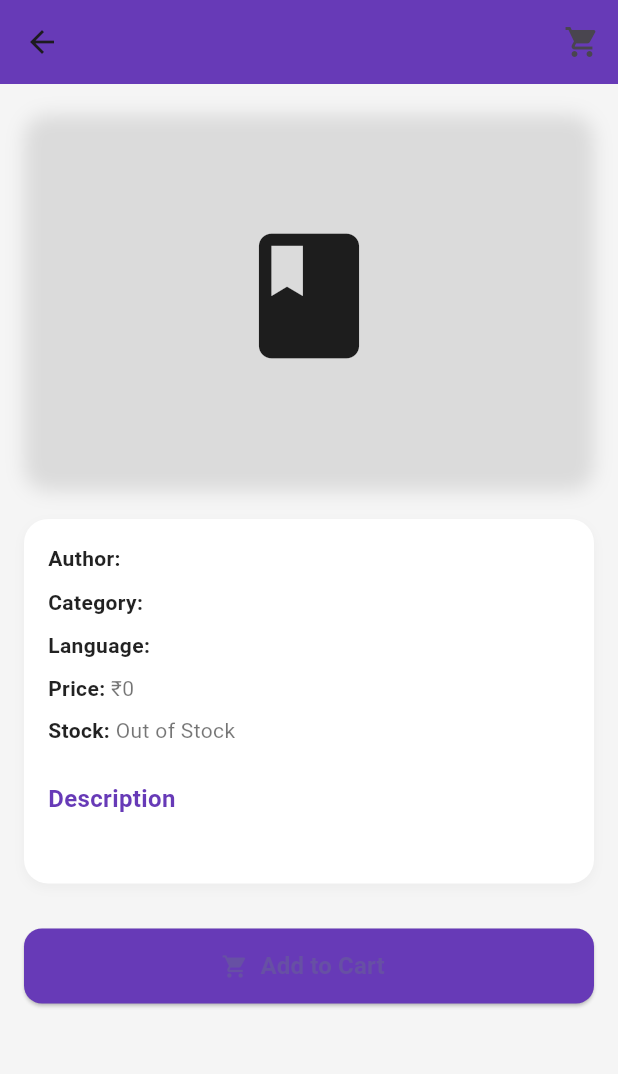
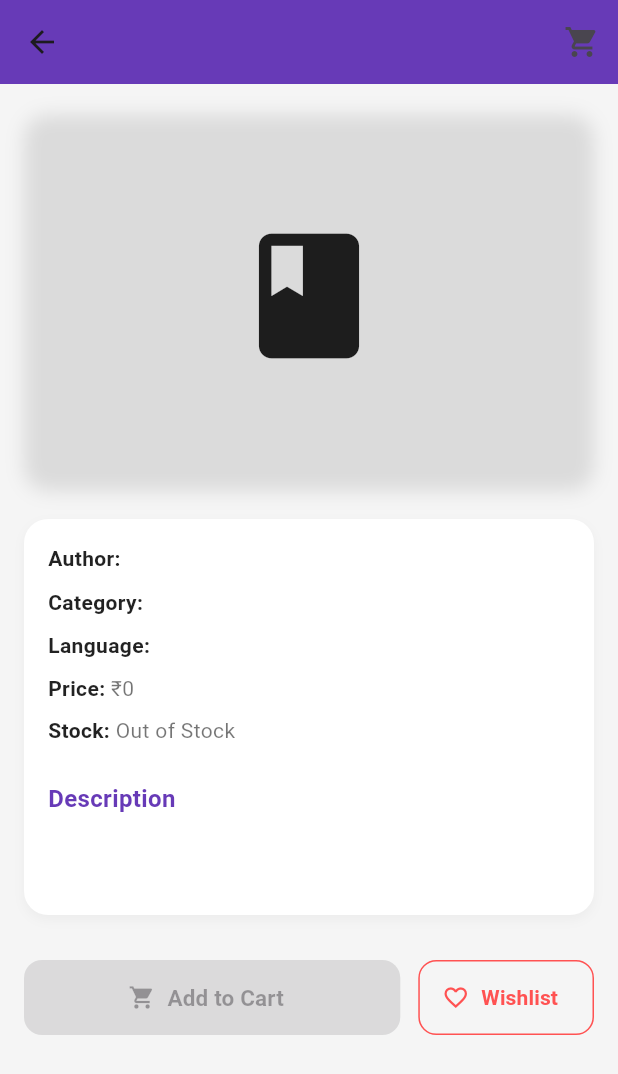
Before and after one commit to hassanlala190/bookstore, a Flutter app: the BookDetailsPage screen opened directly with empty values, on a phone screen of 412 x 824 dp. Shown: the top 1074 px of the screen. Run offline on Flutter 3.47's test engine with Material 3 defaults, Android fonts, the phone set to English and light mode, and no system bars; our stand-ins replace cloud_firestore, device_preview, firebase_auth, firebase_core, flutter_image_compress, image_picker and 1 more; missing offline and left inert: dart:html; accounts and stored records are empty; network calls fail.

Commit message:
Wishlist

```diff
--- a/lib/BookDetails.dart
+++ b/lib/BookDetails.dart
@@ -1,26 +1,73 @@
 import 'dart:convert';
 import 'dart:io';
+
 import 'package:bookstore/cart_Service.dart';
+import 'package:cloud_firestore/cloud_firestore.dart';
+import 'package:firebase_auth/firebase_auth.dart';
 import 'package:flutter/foundation.dart';
 import 'package:flutter/material.dart';
 import 'package:path_provider/path_provider.dart';
+
 import 'cart_page.dart';
 
 class BookDetailsPage extends StatefulWidget {
   final Map<String, dynamic> data;
+final String docId; // <-- Add this
 
-  const BookDetailsPage({Key? key, required this.data}) : super(key: key);
+  const BookDetailsPage({Key? key, required this.data, required this.docId}) : super(key: key);
 
   @override
   State<BookDetailsPage> createState() => _BookDetailsPageState();
 }
 
 class _BookDetailsPageState extends State<BookDetailsPage> {
+  final String? userId = FirebaseAuth.instance.currentUser?.uid;
 
   @override
   void initState() {
     super.initState();
     CartService.loadInitialCartCount();
+    print(widget.docId);
+  }
+
+  // ---------------- ADD TO WISHLIST ----------------
+ Future<void> _addToWishlist(Map<String, dynamic> data) async {
+  final String? userId = FirebaseAuth.instance.currentUser?.uid;
+
+  if (userId == null) {
+    ScaffoldMessenger.of(context).showSnackBar(
+      const SnackBar(content: Text("Please login first")),
+    );
+    return;
+  }
+
+  final ref = FirebaseFirestore.instance
+      .collection('wishlist')
+      .doc(userId)
+      .collection('items')
+      .doc(widget.docId);
+
+  try {
+    final doc = await ref.get();
+    if (!doc.exists) {
+      await ref.set({
+        "bookId": widget.docId,
+        "bookName": data['bookName'] ?? "",
+        "bookPrice": data['bookPrice'] ?? "",
+        "bookCoverImage": data['bookCoverImage'] ?? "",
+        "createdAt": FieldValue.serverTimestamp(),
+      });
+      ScaffoldMessenger.of(context).showSnackBar(
+        const SnackBar(content: Text("Added to Wishlist")),
+      );
+    } else {
+      ScaffoldMessenger.of(context).showSnackBar(
+        const SnackBar(content: Text("Already in Wishlist")),
+      );
+    }
+  } catch (e) {
+    debugPrint("Wishlist error: $e");
+  }
 }
 
   @override
@@ -44,7 +91,9 @@ class _BookDetailsPageState extends State<BookDetailsPage> {
                     onPressed: () {
                       Navigator.push(
                         context,
-                        MaterialPageRoute(builder: (_) => const CartPage()),
+                        MaterialPageRoute(
+                          builder: (_) => const CartPage(),
+                        ),
                       );
                     },
                   ),
@@ -83,11 +132,17 @@ class _BookDetailsPageState extends State<BookDetailsPage> {
         padding: const EdgeInsets.all(16),
         child: Column(
           children: [
-            // Book image
+            // Book Image
             Container(
               decoration: BoxDecoration(
                 borderRadius: BorderRadius.circular(16),
-                boxShadow: [BoxShadow(color: Colors.grey.withOpacity(0.3), blurRadius: 10, offset: const Offset(0, 5))],
+                boxShadow: [
+                  BoxShadow(
+                    color: Colors.grey.withOpacity(0.3),
+                    blurRadius: 10,
+                    offset: const Offset(0, 5),
+                  )
+                ],
               ),
               child: ClipRRect(
                 borderRadius: BorderRadius.circular(16),
@@ -98,17 +153,22 @@ class _BookDetailsPageState extends State<BookDetailsPage> {
                 ),
               ),
             ),
-
             const SizedBox(height: 24),
 
-            // Book details card
+            // Details Card
             Container(
               width: double.infinity,
               padding: const EdgeInsets.all(16),
               decoration: BoxDecoration(
                 color: Colors.white,
                 borderRadius: BorderRadius.circular(16),
-                boxShadow: [BoxShadow(color: Colors.grey.withOpacity(0.1), blurRadius: 6, offset: const Offset(0, 3))],
+                boxShadow: [
+                  BoxShadow(
+                    color: Colors.grey.withOpacity(0.1),
+                    blurRadius: 6,
+                    offset: const Offset(0, 3),
+                  )
+                ],
               ),
               child: Column(
                 crossAxisAlignment: CrossAxisAlignment.start,
@@ -117,76 +177,174 @@ class _BookDetailsPageState extends State<BookDetailsPage> {
                   _detail("Category", data['bookCategory']),
                   _detail("Language", data['bookLanguage']),
                   _detail("Price", "₹${data['bookPrice']}"),
-                  _detail("Stock", data['bookStock'] == "Yes" ? "In Stock" : "Out of Stock"),
+                  _detail(
+                    "Stock",
+                    data['bookStock'] == "Yes" ? "In Stock" : "Out of Stock",
+                  ),
                   const SizedBox(height: 16),
-                  Text(
+                  const Text(
                     "Description",
-                    style: TextStyle(fontSize: 16, fontWeight: FontWeight.bold, color: Colors.deepPurple),
+                    style: TextStyle(
+                      fontSize: 16,
+                      fontWeight: FontWeight.bold,
+                      color: Colors.deepPurple,
+                    ),
                   ),
                   const SizedBox(height: 8),
                   Text(
                     data['bookDescription'] ?? "No description available",
-                    style: const TextStyle(fontSize: 14, color: Colors.grey),
+                    style: const TextStyle(
+                      fontSize: 14,
+                      color: Colors.grey,
+                    ),
+                  ),
+                    Text(
+                     data["id"]?? "No description available",
+                    style: const TextStyle(
+                      fontSize: 14,
+                      color: Colors.grey,
+                    ),
                   ),
                 ],
               ),
             ),
-
             const SizedBox(height: 30),
 
-            // Add to Cart button
-            SizedBox(
-              width: double.infinity,
+          // ---------------- ADD TO CART + WISHLIST ----------------
+Row(
+  children: [
+    // Add to Cart Button
+    Expanded(
+      flex: 3,
+      child: SizedBox(
         height: 50,
         child: ElevatedButton.icon(
           icon: const Icon(Icons.shopping_cart),
-                label: const Text("Add to Cart", style: TextStyle(fontSize: 16, fontWeight: FontWeight.bold)),
-                onPressed: () async {
+          label: const Text(
+            "Add to Cart",
+            style: TextStyle(
+              fontSize: 15,
+              fontWeight: FontWeight.bold,
+            ),
+          ),
+          onPressed: data['bookStock'] == "Yes"
+              ? () async {
+                  final cartList = await CartService.getCart();
+                  bool alreadyInCart =
+                      cartList.any((item) => item['id'] == data['id']);
+
+                  if (alreadyInCart) {
+                    ScaffoldMessenger.of(context).showSnackBar(
+                      const SnackBar(
+                        content: Text("Book already in cart"),
+                      ),
+                    );
+                    return;
+                  }
+
                   final cartItem = {
-                    "uuid": DateTime.now().millisecondsSinceEpoch.toString(),
+                    "uuid":
+                        DateTime.now().millisecondsSinceEpoch.toString(),
                     "id": data['id'],
                     "bookName": data['bookName'],
                     "bookPrice": data['bookPrice'],
-                    "bookCoverImage": data['bookCoverImage'],
+                    "bookCoverImage": data['bookCoverImage'] ?? "",
                     "quantity": 1,
                   };
+
                   await CartService.addToCart(cartItem);
+
                   ScaffoldMessenger.of(context).showSnackBar(
-                    const SnackBar(content: Text("Book added to cart")),
+                    const SnackBar(
+                      content: Text("Book added to cart"),
+                    ),
                   );
-                },
+                }
+              : null, // disabled if out of stock
           style: ElevatedButton.styleFrom(
-                  backgroundColor: Colors.deepPurple,
-                  shape: RoundedRectangleBorder(borderRadius: BorderRadius.circular(12)),
+            backgroundColor: data['bookStock'] == "Yes"
+                ? Colors.deepPurple
+                : Colors.grey, // color change
+            shape: RoundedRectangleBorder(
+              borderRadius: BorderRadius.circular(12),
             ),
           ),
         ),
+      ),
+    ),
+
+    const SizedBox(width: 12),
+
+    // Wishlist Button
+    SizedBox(
+      height: 50,
+      child: OutlinedButton.icon(
+        onPressed: () {
+          _addToWishlist(data); // aapki existing wishlist function
+        },
+        icon: const Icon(Icons.favorite_border, color: Colors.redAccent),
+        label: const Text(
+          "Wishlist",
+          style: TextStyle(color: Colors.redAccent, fontWeight: FontWeight.bold),
+        ),
+        style: OutlinedButton.styleFrom(
+          side: const BorderSide(color: Colors.redAccent),
+          shape: RoundedRectangleBorder(
+            borderRadius: BorderRadius.circular(12),
+          ),
+        ),
+      ),
+    ),
+  ],
+),
+
           ],
         ),
       ),
     );
   }
 
+  // ---------------- HELPERS ----------------
   Widget _detail(String title, String value) {
     return Padding(
       padding: const EdgeInsets.only(bottom: 8),
       child: Row(
         children: [
-          Text("$title: ", style: const TextStyle(fontWeight: FontWeight.bold, color: Colors.black87)),
-          Expanded(child: Text(value, style: const TextStyle(color: Colors.black54))),
+          Text(
+            "$title: ",
+            style: const TextStyle(
+              fontWeight: FontWeight.bold,
+              color: Colors.black87,
+            ),
+          ),
+          Expanded(
+            child: Text(
+              value,
+              style: const TextStyle(color: Colors.black54),
+            ),
+          ),
         ],
       ),
     );
   }
 
   Widget _buildBookImage(Map<String, dynamic> data) {
-    if (kIsWeb && data['bookCoverImage'] != null && data['bookCoverImage'].isNotEmpty) {
-      return Image.memory(base64Decode(data['bookCoverImage']), fit: BoxFit.cover);
-    } else if (!kIsWeb && data['bookCoverImage'] != null && data['bookCoverImage'].isNotEmpty) {
+    if (kIsWeb &&
+        data['bookCoverImage'] != null &&
+        data['bookCoverImage'].isNotEmpty) {
+      return Image.memory(
+        base64Decode(data['bookCoverImage']),
+        fit: BoxFit.cover,
+      );
+    } else if (!kIsWeb &&
+        data['bookCoverImage'] != null &&
+        data['bookCoverImage'].isNotEmpty) {
       return FutureBuilder<File>(
         future: _getImageFile(data['bookCoverImage']),
         builder: (context, snapshot) {
-          if (snapshot.hasData) return Image.file(snapshot.data!, fit: BoxFit.cover);
+          if (snapshot.hasData) {
+            return Image.file(snapshot.data!, fit: BoxFit.cover);
+          }
           return const Icon(Icons.book, size: 100);
         },
       );
```
Also changed, not shown: lib/ShowWishList.dart (added, +220 -0 lines), lib/attractive_dashboard.dart (+6 -4 lines), lib/usershow_books.dart (+58 -49 lines). Lines whose indentation alone changed are shown as unchanged.
